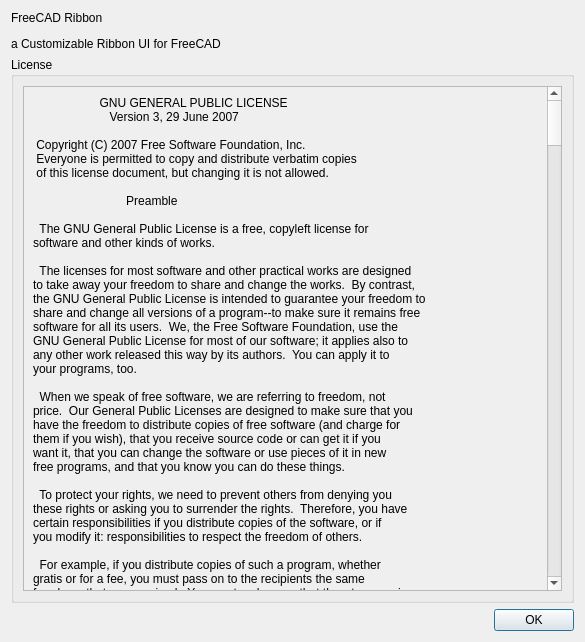
Above: Resources/ui/LicenseForm.ui from APEbbers/FreeCAD-Ribbon before the change. Below: the same form after it.
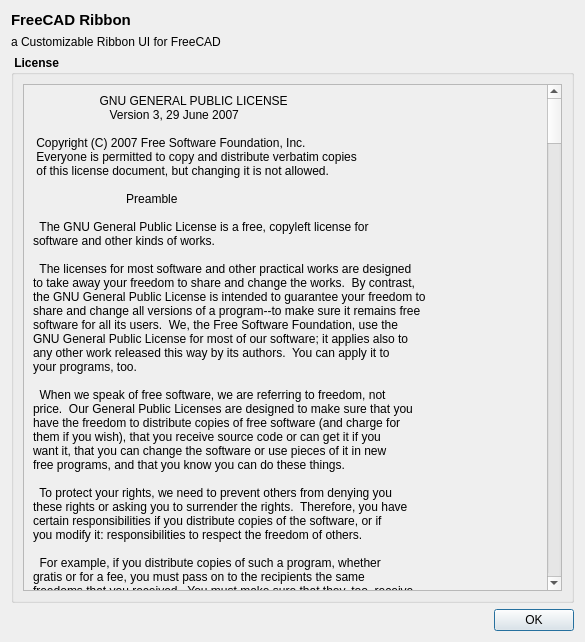
That is the form after the change.

Commit message: Created a separate textfield for the title

The edit to the form file:
```diff
--- a/Resources/ui/LicenseForm.ui
+++ b/Resources/ui/LicenseForm.ui
@@ -14,7 +14,7 @@
    <string>about FreeCAD Ribbon</string>
   </property>
   <layout class="QGridLayout" name="gridLayout">
-   <item row="2" column="0">
+   <item row="3" column="0">
     <widget class="QDialogButtonBox" name="buttonBox">
      <property name="orientation">
       <enum>Qt::Orientation::Horizontal</enum>
@@ -25,9 +25,30 @@
     </widget>
    </item>
    <item row="1" column="0">
+    <widget class="QLabel" name="Introduction">
+     <property name="sizePolicy">
+      <sizepolicy hsizetype="Preferred" vsizetype="Minimum">
+       <horstretch>0</horstretch>
+       <verstretch>0</verstretch>
+      </sizepolicy>
+     </property>
+     <property name="text">
+      <string>&lt;html&gt;&lt;head/&gt;&lt;body&gt;&lt;p&gt;a Customizable Ribbon UI for FreeCAD&lt;/p&gt;&lt;/body&gt;&lt;/html&gt;</string>
+     </property>
+     <property name="wordWrap">
+      <bool>true</bool>
+     </property>
+    </widget>
+   </item>
+   <item row="2" column="0">
     <widget class="QGroupBox" name="groupBox_2">
+     <property name="font">
+      <font>
+       <bold>true</bold>
+      </font>
+     </property>
      <property name="title">
-      <string>License</string>
+      <string> License </string>
      </property>
      <layout class="QGridLayout" name="gridLayout_2">
       <item row="0" column="0">
@@ -47,6 +68,11 @@
          <layout class="QGridLayout" name="gridLayout_3">
           <item row="0" column="0">
            <widget class="QLabel" name="LicenseText">
+            <property name="font">
+             <font>
+              <bold>false</bold>
+             </font>
+            </property>
             <property name="text">
              <string>                    GNU GENERAL PUBLIC LICENSE
                        Version 3, 29 June 2007
@@ -674,12 +700,15 @@
     </widget>
    </item>
    <item row="0" column="0">
-    <widget class="QLabel" name="Introduction">
-     <property name="text">
-      <string>&lt;html&gt;&lt;head/&gt;&lt;body&gt;&lt;p&gt;FreeCAD Ribbon&lt;/p&gt;&lt;p&gt;a Customizable Ribbon UI for FreeCAD&lt;/p&gt;&lt;/body&gt;&lt;/html&gt;</string>
+    <widget class="QLabel" name="TitleText">
+     <property name="font">
+      <font>
+       <pointsize>11</pointsize>
+       <bold>true</bold>
+      </font>
      </property>
-     <property name="wordWrap">
-      <bool>true</bool>
+     <property name="text">
+      <string>FreeCAD Ribbon</string>
      </property>
     </widget>
    </item>
```
The commit also changes 2 other files.
